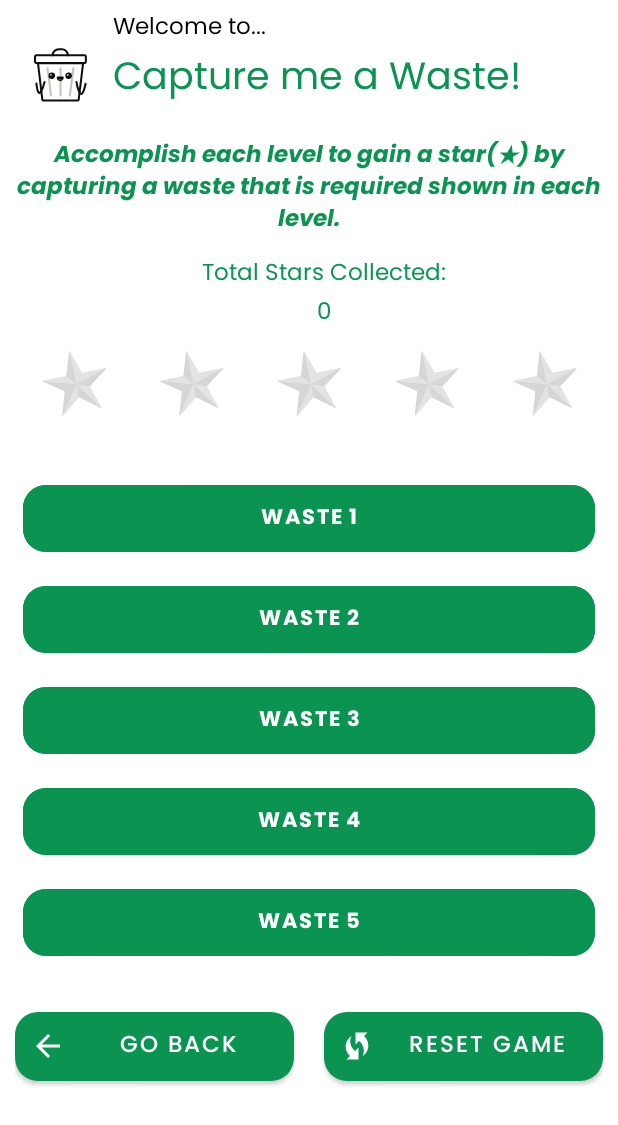
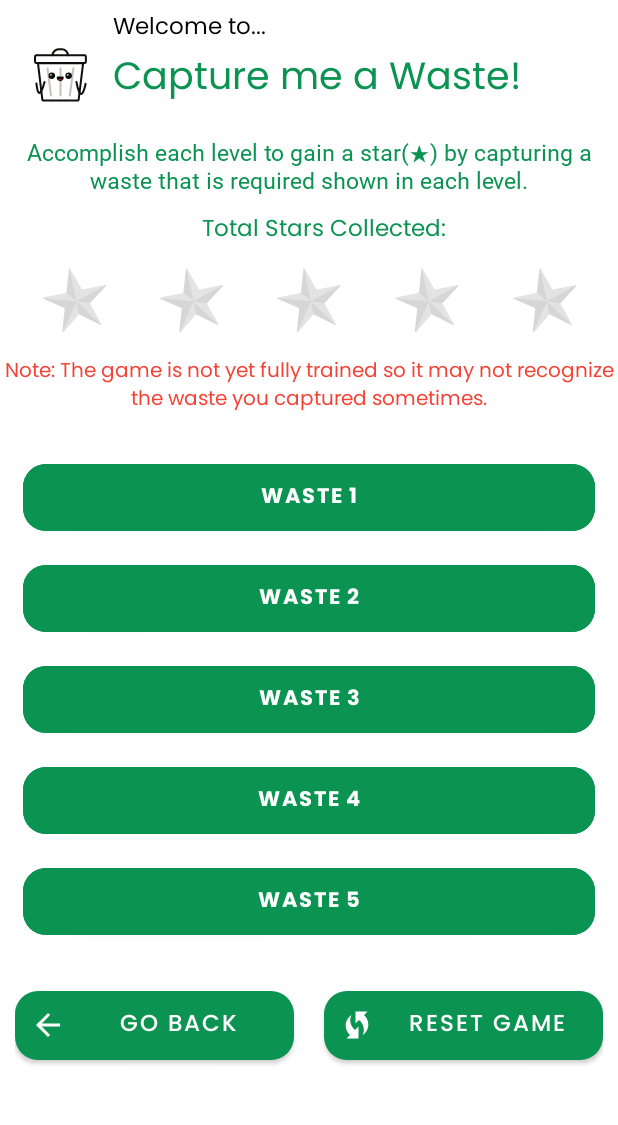
Before and after one commit to jasonllanes/OroKalimpyo_G, an Android app: the guess_the_waste_game screen opened directly, with no data from a screen before it, on a phone screen of 412 x 824 dp. Shown: the top 1125 px of the screen. Run offline under Robolectric (Android 15) with nearby library versions, the light colour scheme and no system bars; our stand-ins replace Firebase (no records; nobody signed in at launch, a user with empty details on screens opened directly); pictures from the network do not load.

Commit message:
[Updated UI]

```diff
--- a/app/src/main/AndroidManifest.xml
+++ b/app/src/main/AndroidManifest.xml
@@ -17,6 +17,8 @@
         tools:ignore="ScopedStorage" />
     <uses-permission android:name="android.permission.READ_EXTERNAL_STORAGE" />
 
+
+
     <application
         android:allowBackup="true"
         android:dataExtractionRules="@xml/data_extraction_rules"
@@ -28,6 +30,7 @@
         android:theme="@style/Theme.MaterialComponents.NoActionBar"
         android:usesCleartextTraffic="true"
         tools:targetApi="31">
+
         <activity
             android:name=".redeem.external_branch_view"
             android:exported="false" />
--- a/app/src/main/res/layout/activity_guess_the_waste_game.xml
+++ b/app/src/main/res/layout/activity_guess_the_waste_game.xml
@@ -71,7 +71,7 @@
                 android:layout_margin="10dp"
                 android:text="Accomplish each level to gain a star(★) by capturing a waste that is required shown in each level."
                 android:textSize="15sp"
-                android:fontFamily="@font/pbolditalic"
+                android:fontFamily="@font/medium"
                 android:textColor="@color/green" />
 
             <TextView
@@ -92,6 +92,7 @@
                 android:textAlignment="center"
                 android:layout_marginLeft="10dp"
                 android:text="0"
+                android:visibility="gone"
                 android:textSize="15sp"
                 android:fontFamily="@font/pregular"
                 android:textColor="@color/green" />
@@ -145,6 +146,19 @@
 
 
             </LinearLayout>
+
+
+            <TextView
+                android:layout_width="wrap_content"
+                android:layout_height="wrap_content"
+                android:layout_gravity="center"
+                android:textAlignment="center"
+
+                android:text="Note: The game is not yet fully trained so it may not recognize the waste you captured sometimes."
+                android:textSize="13sp"
+                android:fontFamily="@font/pregular"
+                android:textColor="@color/red" />
+
 
             <LinearLayout
                 android:layout_width="match_parent"
--- /dev/null
+++ b/app/src/main/res/xml/file_paths.xml
@@ -0,0 +1,5 @@
+<?xml version="1.0" encoding="utf-8"?>
+<paths xmlns:android="http://schemas.android.com/apk/res/android">
+    <external-path name="my_images" path="Pictures/" />
+    <!-- You can add other paths here if needed -->
+</paths>
```
Also changed, not shown: app/src/main/java/sldevs/cdo/orokalimpyo/game_levels/brand_game.java (+51 -77 lines), app/src/main/java/sldevs/cdo/orokalimpyo/game_levels/waste_game.java (+6 -33 lines), app/src/main/res/layout/activity_guess_the_brand_game.xml (+11 -1 lines).
